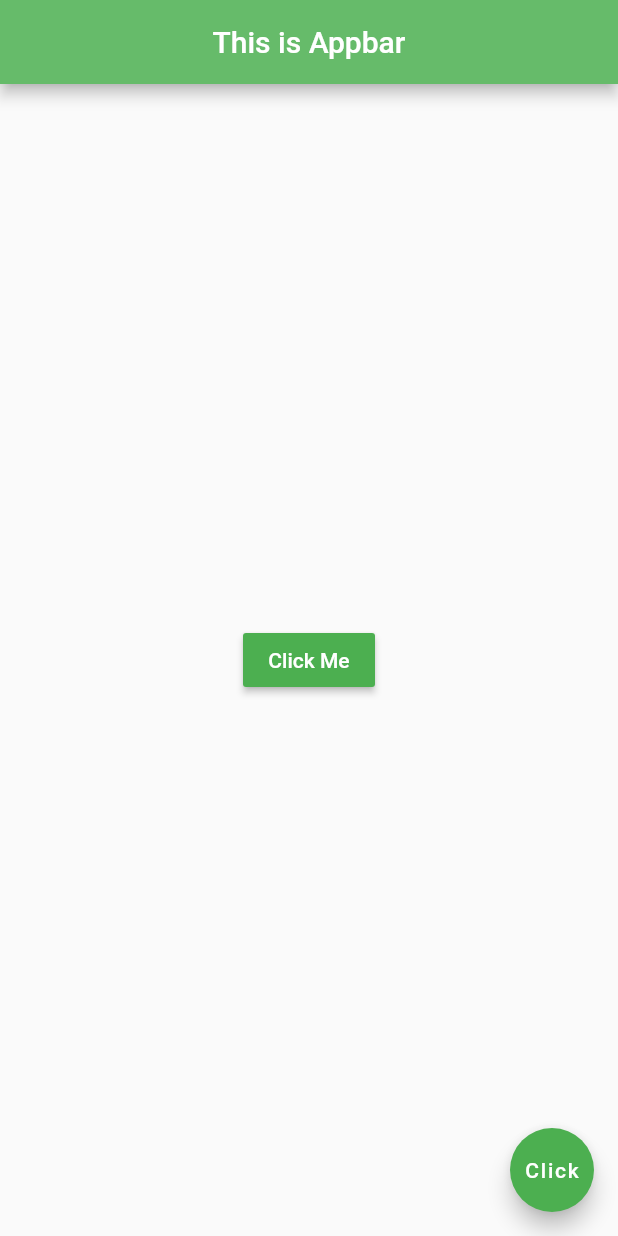
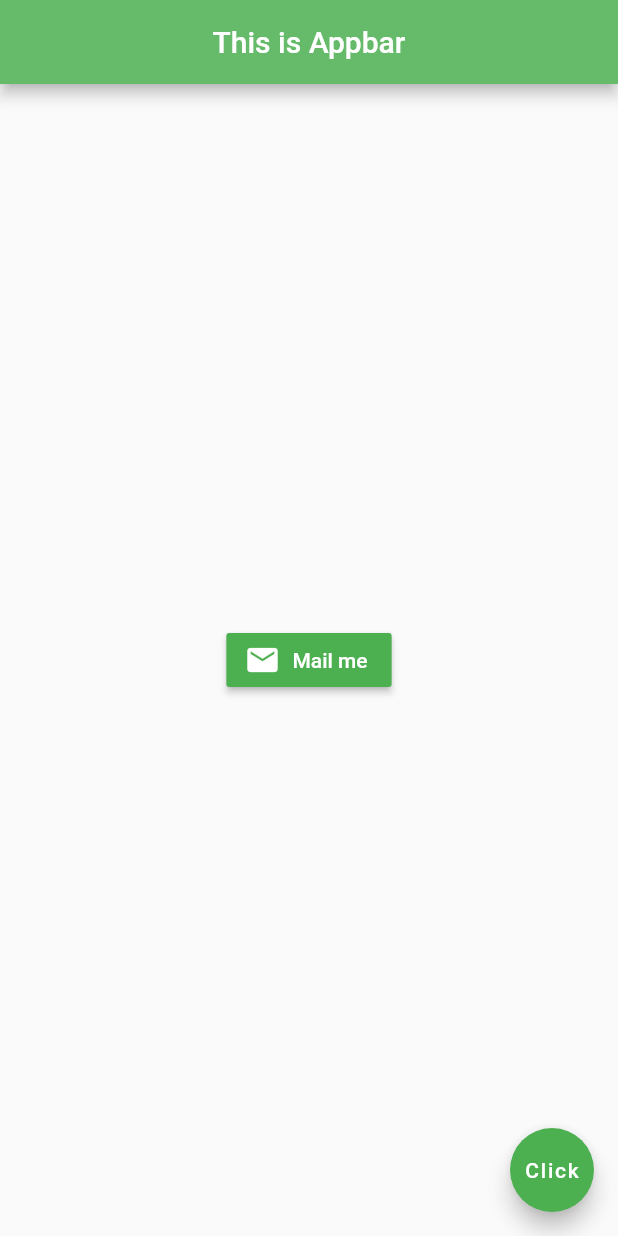
Before and after one commit to rohitksingh/FlutterStuff, a Flutter app: the screen it shows after launch, on a phone screen of 412 x 824 dp. Run offline on Flutter 3.47's test engine with Material 2 defaults, Android fonts, the phone set to English and light mode, and no system bars.

Commit message:
Created ImageButton

```diff
--- a/simple_form/lib/main.dart
+++ b/simple_form/lib/main.dart
@@ -18,15 +18,19 @@ class HomePage extends StatelessWidget {
         backgroundColor: Colors.green[400],
       ),
       body: Center(
-        child: RaisedButton(
-          onPressed: (){},
-          color: Colors.green,
-          textColor: Colors.white,
-          child: Text(
-            'Click Me',
-          ),
-        ),
-
+        child: RaisedButton.icon(
+            color: Colors.green,
+            onPressed: (){print('Mail me');},
+            icon: Icon(
+              Icons.mail,
+              color: Colors.white,
+            ),
+            label: Text(
+              'Mail me',
+              style: TextStyle(
+                color: Colors.white,
+              ),
+            )),
       ),
       floatingActionButton: FloatingActionButton(
         child: Text('Click'),
```
